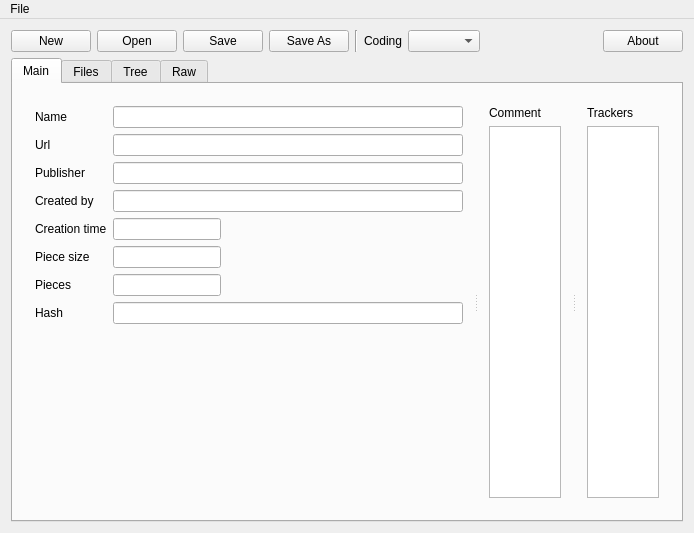
This is mainwindow.ui in torrent-file-editor/torrent-file-editor as Qt 5 draws it before an edit. The edited form follows.
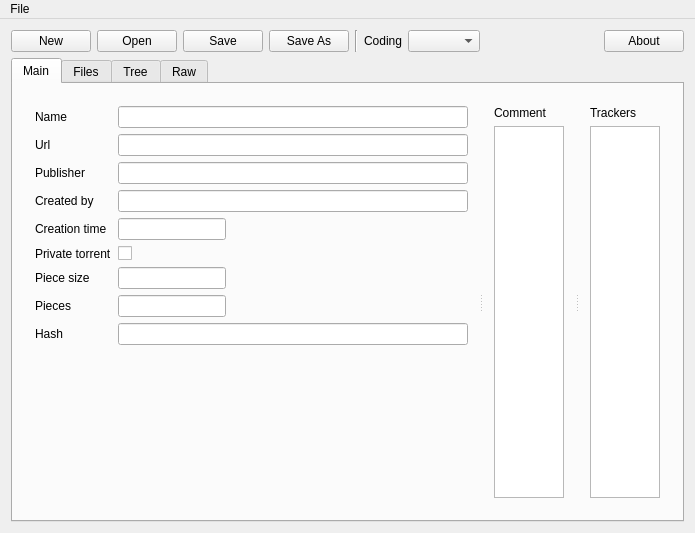
This is the edited form. Icons and pictures are not drawn. Custom widgets are drawn as their Qt base class.

Commit message: added Private torrent to main tab

What changed in the file:
```diff
--- a/mainwindow.ui
+++ b/mainwindow.ui
@@ -105,6 +105,13 @@
           </property>
           <widget class="QWidget" name="layoutWidget">
            <layout class="QGridLayout" name="gridLayout_2">
+            <item row="5" column="0">
+             <widget class="QLabel" name="label_15">
+              <property name="text">
+               <string>Private torrent</string>
+              </property>
+             </widget>
+            </item>
             <item row="4" column="1">
              <layout class="QHBoxLayout" name="horizontalLayout_5">
               <item>
@@ -142,7 +149,7 @@
             <item row="1" column="1">
              <widget class="UrlEdit" name="leUrl"/>
             </item>
-            <item row="7" column="1">
+            <item row="9" column="1">
              <widget class="QLineEdit" name="leHash">
               <property name="sizePolicy">
                <sizepolicy hsizetype="Fixed" vsizetype="Fixed">
@@ -173,7 +180,7 @@
               </property>
              </widget>
             </item>
-            <item row="6" column="0">
+            <item row="8" column="0">
              <widget class="QLabel" name="label_10">
               <property name="text">
                <string>Pieces</string>
@@ -193,20 +200,7 @@
             <item row="2" column="1">
              <widget class="QLineEdit" name="lePublisher"/>
             </item>
-            <item row="8" column="0">
-             <spacer name="verticalSpacer">
-              <property name="orientation">
-               <enum>Qt::Vertical</enum>
-              </property>
-              <property name="sizeHint" stdset="0">
-               <size>
-                <width>20</width>
-                <height>40</height>
-               </size>
-              </property>
-             </spacer>
-            </item>
-            <item row="5" column="0">
+            <item row="7" column="0">
              <widget class="QLabel" name="label_9">
               <property name="text">
                <string>Piece size</string>
@@ -234,7 +228,7 @@
               </property>
              </widget>
             </item>
-            <item row="7" column="0">
+            <item row="9" column="0">
              <widget class="QLabel" name="label_4">
               <property name="text">
                <string>Hash</string>
@@ -244,7 +238,7 @@
             <item row="3" column="1">
              <widget class="QLineEdit" name="leCreatedBy"/>
             </item>
-            <item row="5" column="1">
+            <item row="7" column="1">
              <widget class="QLineEdit" name="lePieceSize">
               <property name="sizePolicy">
                <sizepolicy hsizetype="Fixed" vsizetype="Fixed">
@@ -260,7 +254,7 @@
               </property>
              </widget>
             </item>
-            <item row="6" column="1">
+            <item row="8" column="1">
              <widget class="QLineEdit" name="lePieces">
               <property name="sizePolicy">
                <sizepolicy hsizetype="Fixed" vsizetype="Fixed">
@@ -276,6 +270,26 @@
               </property>
              </widget>
             </item>
+            <item row="5" column="1">
+             <widget class="QCheckBox" name="chkPrivateTorrent">
+              <property name="text">
+               <string/>
+              </property>
+             </widget>
+            </item>
+            <item row="10" column="0">
+             <spacer name="verticalSpacer">
+              <property name="orientation">
+               <enum>Qt::Vertical</enum>
+              </property>
+              <property name="sizeHint" stdset="0">
+               <size>
+                <width>20</width>
+                <height>40</height>
+               </size>
+              </property>
+             </spacer>
+            </item>
            </layout>
           </widget>
           <widget class="QSplitter" name="splitter">
@@ -678,7 +692,7 @@
      <x>0</x>
      <y>0</y>
      <width>694</width>
-     <height>22</height>
+     <height>23</height>
     </rect>
    </property>
    <widget class="QMenu" name="menuFile">
```
Left out of the diff: 105 changed lines with no effect on the pictures. The commit also changes 3 other files.
